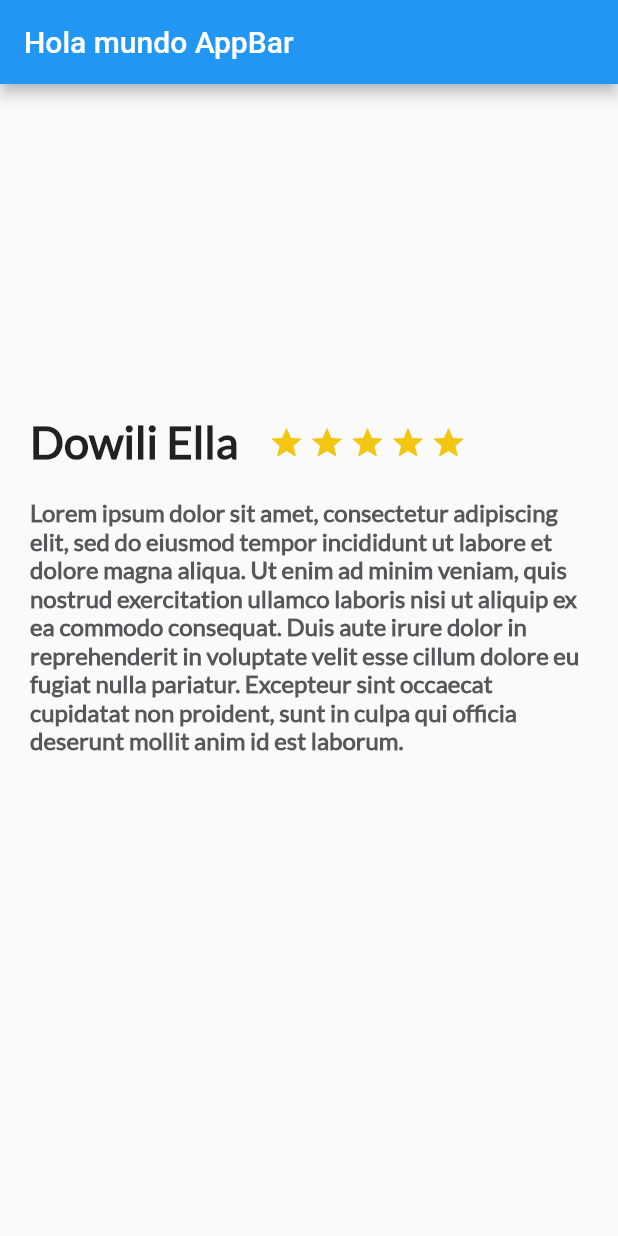
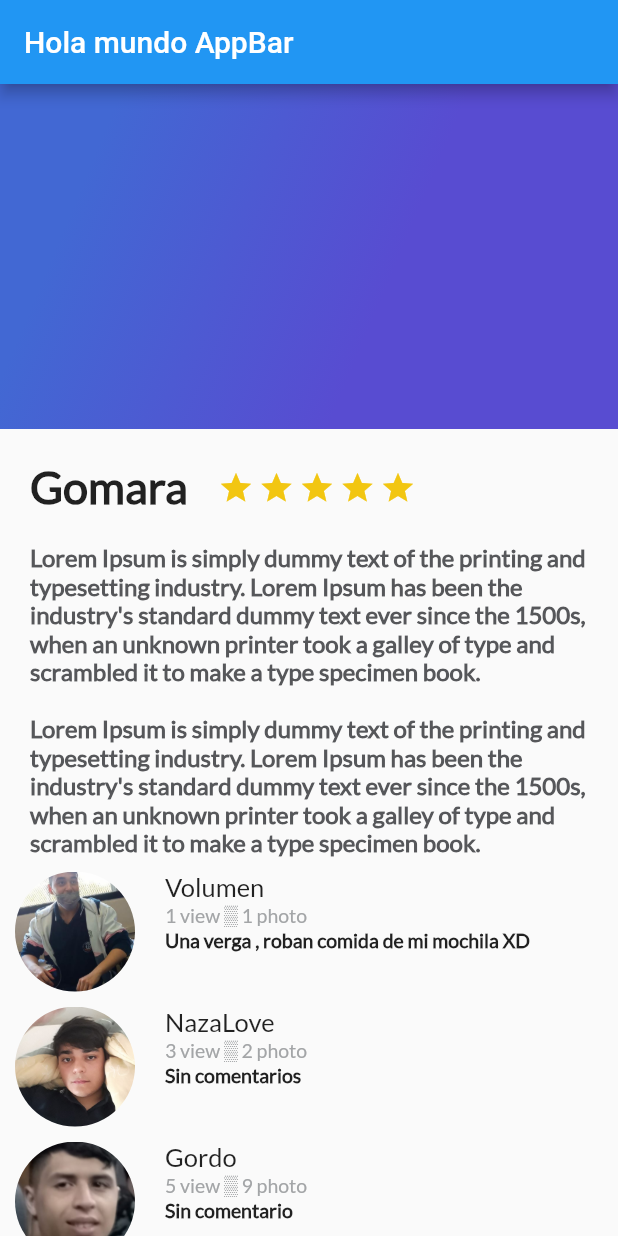
Before and after one commit to Digruttola2468/Curso-Flutter-Basico, a Flutter app: the screen it shows after launch, on a phone screen of 412 x 824 dp. Run offline on Flutter 3.47's test engine with Material 2 defaults, Android fonts, the phone set to English and light mode, and no system bars.

Commit message:
Background and Coments

```diff
--- a/lib/description_place.dart
+++ b/lib/description_place.dart
@@ -13,7 +13,7 @@ class DescripcionPlace extends StatelessWidget {
 
     final start_half = Container(
       margin: const EdgeInsets.only(
-        top: 323.0,
+        top: 353.0,
         right: 3.0
       ),
       child: const Icon(
@@ -35,7 +35,7 @@ class DescripcionPlace extends StatelessWidget {
 
     final start = Container(
       margin: const EdgeInsets.only(
-        top: 223.0,
+        top: 253.0,
         right: 3.0
       ),
       child: const Icon(
@@ -48,7 +48,7 @@ class DescripcionPlace extends StatelessWidget {
       children: [
         Container(
           margin: const EdgeInsets.only(
-            top: 220.0,
+            top: 250.0,
             left: 20.0,
             right: 20.0
           ),
--- /dev/null
+++ b/lib/gradient_back.dart
@@ -0,0 +1,23 @@
+import 'package:flutter/material.dart';
+
+class GradientBack extends StatelessWidget {
+  const GradientBack({Key? key}) : super(key: key);
+
+  @override
+  Widget build(BuildContext context) {
+    return Container(
+      height: 230,
+      decoration: const BoxDecoration(
+        gradient: LinearGradient(colors: [
+          Color(0xFF4268D3),
+          Color(0xFF584CD1)
+        ],
+          begin: FractionalOffset(0.2, 0.0),
+          end: FractionalOffset(1.0, 0.6),
+          stops: [0.0, 0.6],
+          tileMode: TileMode.clamp
+        )
+      ),
+    );
+  }
+}
--- a/lib/main.dart
+++ b/lib/main.dart
@@ -1,12 +1,14 @@
+import 'package:cursoflutterbasico/gradient_back.dart';
+import 'package:cursoflutterbasico/review.dart';
+import 'package:cursoflutterbasico/review_list.dart';
 import 'package:flutter/material.dart';
 import 'description_place.dart';
 
-void main() {
-  runApp(const MyApp());
-}
+void main() => runApp(MyApp());
+
 
 class MyApp extends StatelessWidget {
-  const MyApp({super.key});
+  String descriptionDummy = "Lorem Ipsum is simply dummy text of the printing and typesetting industry. Lorem Ipsum has been the industry's standard dummy text ever since the 1500s, when an unknown printer took a galley of type and scrambled it to make a type specimen book. \n\nLorem Ipsum is simply dummy text of the printing and typesetting industry. Lorem Ipsum has been the industry's standard dummy text ever since the 1500s, when an unknown printer took a galley of type and scrambled it to make a type specimen book.";
 
   // This widget is the root of your application.
   @override
@@ -30,9 +32,20 @@ class MyApp extends StatelessWidget {
           title: Text("Hola mundo AppBar"),
         ),
         body: Center(
-          child: new DescripcionPlace("Dowili Ella",4,"Lorem ipsum dolor sit amet, consectetur adipiscing elit, sed do eiusmod tempor incididunt ut labore et dolore magna aliqua. Ut enim ad minim veniam, quis nostrud exercitation ullamco laboris nisi ut aliquip ex ea commodo consequat. Duis aute irure dolor in reprehenderit in voluptate velit esse cillum dolore eu fugiat nulla pariatur. Excepteur sint occaecat cupidatat non proident, sunt in culpa qui officia deserunt mollit anim id est laborum."),
+          child:
+              Stack(
+                children: [
+                  ListView(
+                    children: [
+                      DescripcionPlace("Gomara", 3, descriptionDummy),
+                      ReviewList()
+                    ],
+                  ),
+                  GradientBack(),
+                ],
+              )
+        )
 
-        ),
       )//const MyHomePage(title: 'Flutter Demo Home Page'),
     );
   }
--- a/lib/review.dart
+++ b/lib/review.dart
@@ -1,19 +1,20 @@
 import 'package:flutter/material.dart';
 
 class Review extends StatelessWidget {
-  const Review({Key? key}) : super(key: key);
+  String pathImage = "asset/img/nico.jpeg";
+  String userNameString = "Varuna Yasas";
+  String detail = "1 review ▒ 5 photos";
+  String comment = "There is an amazing place in Sri Lanka";
 
-  String pathImage = "asset/img/nico.jpeg";
-
-  Review(this.pathImage);
+  Review(this.pathImage,this.userNameString,this.detail,this.comment);
 
   @override
   Widget build(BuildContext context) {
 
     final photo = Container(
       margin: const EdgeInsets.only(
-        top: 20,
-        left: 20
+        top: 10,
+        left: 10
       ),
       width: 80.0,
       height: 80.0,
@@ -27,8 +28,66 @@ class Review extends StatelessWidget {
       ),
     );
 
+    final userName = Container(
+      margin: const EdgeInsets.only(
+        top: 10,
+        left: 20
+      ),
+      child: Text(
+        userNameString,
+        textAlign: TextAlign.left,
+        style: const TextStyle(
+          fontFamily: "Lato",
+          fontSize: 17.0
+        ),
+
+      ),
+    );
+
+    final userInfo = Container(
+      margin: const EdgeInsets.only(
+          left: 20
+      ),
+      child: Text(
+        detail,
+        textAlign: TextAlign.left,
+        style: const TextStyle(
+            fontFamily: "Lato",
+            fontSize: 13.0,
+            color: Color(0xFFa3a5a7)
+        ),
+      ),
+    );
+
+    final userComment = Container(
+      margin: const EdgeInsets.only(
+          left: 20
+      ),
+      child: Text(
+        comment,
+        textAlign: TextAlign.left,
+        style: const TextStyle(
+            fontFamily: "Lato",
+            fontSize: 13.0,
+            fontWeight: FontWeight.w900
+        ),
+      ),
+    );
+
+    final userDetails = Column(
+      crossAxisAlignment: CrossAxisAlignment.start, //Alinea a la izquierda
+      children: [
+        userName,
+        userInfo,
+        userComment
+      ],
+    );
+
     return Row(
+      crossAxisAlignment: CrossAxisAlignment.start,
       children: [
+        photo,
+        userDetails
       ],
     );
   }
--- /dev/null
+++ b/lib/review_list.dart
@@ -0,0 +1,19 @@
+import 'package:cursoflutterbasico/review.dart';
+import 'package:flutter/material.dart';
+
+class ReviewList extends StatelessWidget {
+  const ReviewList({Key? key}) : super(key: key);
+
+  @override
+  Widget build(BuildContext context) {
+    return Column(
+      children: [
+        Review("assets/img/nico.jpeg", "Volumen", "1 view ▒ 1 photo", "Una verga , roban comida de mi mochila XD"),
+        Review("assets/img/lemo.jpeg", "NazaLove", "3 view ▒ 2 photo", "Sin comentarios"),
+        Review("assets/img/ledesmas.jpeg", "Gordo", "5 view ▒ 9 photo", "Sin comentario"),
+        Review("assets/img/duky.jpeg", "Jesus", "3 view ▒ 5 photo", "jajaja pelotudito"),
+        Review("assets/img/franca.jpeg", "Lobo", "10 view ▒ 3 photo", "Es hermoso, lastima que no pase de año"),
+      ],
+    );
+  }
+}
--- a/pubspec.yaml
+++ b/pubspec.yaml
@@ -91,7 +91,7 @@ flutter:
   # see https://flutter.dev/custom-fonts/#from-packages
 
   assets:
-    - assets/img/nico.jpeg
+    - assets/img/
 
   fonts:
     - family: Lato
```
Also changed, not shown: assets/img/duky.jpeg (added), assets/img/franca.jpeg (added), assets/img/ledesmas.jpeg (added), assets/img/lemo.jpeg (added), 1 other file.
